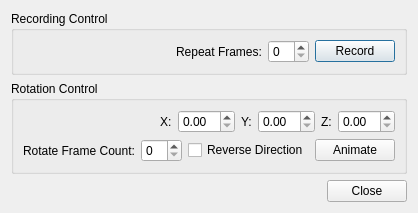
Before: the Qt Designer form src/GuiQt/MovieDialog.ui in Washington-University/workbench, drawn with Qt 5.
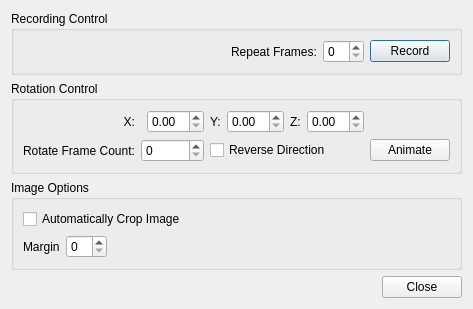
After: the same form once the commit is applied.

Commit message: Continued work on Movie Dialog.

```diff
--- a/src/GuiQt/MovieDialog.ui
+++ b/src/GuiQt/MovieDialog.ui
@@ -6,8 +6,8 @@
    <rect>
     <x>0</x>
     <y>0</y>
-    <width>400</width>
-    <height>203</height>
+    <width>423</width>
+    <height>285</height>
    </rect>
   </property>
   <property name="windowTitle">
@@ -48,6 +48,9 @@
         <property name="text">
          <string>Record</string>
         </property>
+        <property name="checkable">
+         <bool>true</bool>
+        </property>
        </widget>
       </item>
      </layout>
@@ -58,56 +61,124 @@
      <property name="title">
       <string>Rotation Control</string>
      </property>
-     <layout class="QVBoxLayout" name="verticalLayout_5">
+     <layout class="QGridLayout" name="gridLayout" columnstretch="0,0,0,0,0,0,0,0,0,1">
+      <item row="1" column="8">
+       <widget class="QPushButton" name="animateButton">
+        <property name="text">
+         <string>Animate</string>
+        </property>
+        <property name="checkable">
+         <bool>true</bool>
+        </property>
+       </widget>
+      </item>
+      <item row="0" column="4">
+       <widget class="QLabel" name="rotateYLabel">
+        <property name="sizePolicy">
+         <sizepolicy hsizetype="MinimumExpanding" vsizetype="Preferred">
+          <horstretch>0</horstretch>
+          <verstretch>0</verstretch>
+         </sizepolicy>
+        </property>
+        <property name="text">
+         <string>Y:</string>
+        </property>
+       </widget>
+      </item>
+      <item row="0" column="1">
+       <widget class="QLabel" name="rotateXLabel">
+        <property name="sizePolicy">
+         <sizepolicy hsizetype="Minimum" vsizetype="Preferred">
+          <horstretch>0</horstretch>
+          <verstretch>0</verstretch>
+         </sizepolicy>
+        </property>
+        <property name="text">
+         <string>X:</string>
+        </property>
+        <property name="alignment">
+         <set>Qt::AlignRight|Qt::AlignTrailing|Qt::AlignVCenter</set>
+        </property>
+       </widget>
+      </item>
+      <item row="0" column="7">
+       <widget class="QDoubleSpinBox" name="rotateZSpinBox"/>
+      </item>
+      <item row="0" column="5" alignment="Qt::AlignLeft">
+       <widget class="QDoubleSpinBox" name="rotateYSpinBox"/>
+      </item>
+      <item row="1" column="2" colspan="2">
+       <widget class="QSpinBox" name="rotateFrameCountSpinBox"/>
+      </item>
+      <item row="1" column="0" colspan="2">
+       <widget class="QLabel" name="rotateFrameCountLabel">
+        <property name="text">
+         <string>Rotate Frame Count:</string>
+        </property>
+       </widget>
+      </item>
+      <item row="1" column="4" colspan="4">
+       <widget class="QCheckBox" name="reverseDirectionCheckBox">
+        <property name="text">
+         <string>Reverse Direction</string>
+        </property>
+       </widget>
+      </item>
+      <item row="0" column="3">
+       <widget class="QDoubleSpinBox" name="rotateXSpinBox"/>
+      </item>
+      <item row="0" column="6">
+       <widget class="QLabel" name="rotateZLabel">
+        <property name="text">
+         <string>Z:</string>
+        </property>
+       </widget>
+      </item>
+      <item row="1" column="9">
+       <spacer name="horizontalSpacer_3">
+        <property name="orientation">
+         <enum>Qt::Horizontal</enum>
+        </property>
+        <property name="sizeHint" stdset="0">
+         <size>
+          <width>40</width>
+          <height>20</height>
+         </size>
+        </property>
+       </spacer>
+      </item>
+     </layout>
+    </widget>
+   </item>
+   <item>
+    <widget class="QGroupBox" name="imageOptionsGroupBox">
+     <property name="title">
+      <string>Image Options</string>
+     </property>
+     <layout class="QVBoxLayout" name="verticalLayout">
       <item>
-       <layout class="QHBoxLayout" name="horizontalLayout_6">
+       <layout class="QHBoxLayout" name="horizontalLayout">
         <item>
-         <spacer name="horizontalSpacer_3">
-          <property name="orientation">
-           <enum>Qt::Horizontal</enum>
-          </property>
-          <property name="sizeHint" stdset="0">
-           <size>
-            <width>40</width>
-            <height>20</height>
-           </size>
-          </property>
-         </spacer>
-        </item>
-        <item>
-         <widget class="QLabel" name="rotateXLabel">
+         <widget class="QCheckBox" name="cropImageCheckBox">
           <property name="text">
-           <string>X:</string>
+           <string>Automatically Crop Image</string>
           </property>
          </widget>
         </item>
-        <item>
-         <widget class="QDoubleSpinBox" name="rotateXSpinBox"/>
-        </item>
-        <item>
-         <widget class="QLabel" name="rotateYLabel">
-          <property name="text">
-           <string>Y:</string>
-          </property>
-         </widget>
-        </item>
-        <item>
-         <widget class="QDoubleSpinBox" name="rotateYSpinBox"/>
-        </item>
-        <item>
-         <widget class="QLabel" name="rotateZLabel">
-          <property name="text">
-           <string>Z:</string>
-          </property>
-         </widget>
-        </item>
-        <item>
-         <widget class="QDoubleSpinBox" name="rotateZSpinBox"/>
-        </item>
        </layout>
       </item>
       <item>
-       <layout class="QHBoxLayout" name="horizontalLayout_5">
+       <layout class="QHBoxLayout" name="horizontalLayout_2">
+        <item>
+         <widget class="QLabel" name="marginLabel">
+          <property name="text">
+           <string>Margin</string>
+          </property>
+         </widget>
+        </item>
+        <item>
+         <widget class="QSpinBox" name="marginSpinBox"/>
+        </item>
         <item>
          <spacer name="horizontalSpacer_2">
           <property name="orientation">
@@ -121,37 +192,13 @@
           </property>
          </spacer>
         </item>
-        <item>
-         <widget class="QLabel" name="rotateFrameCountLabel">
-          <property name="text">
-           <string>Rotate Frame Count:</string>
-          </property>
-         </widget>
-        </item>
-        <item>
-         <widget class="QSpinBox" name="rotateFrameCountSpinBox"/>
-        </item>
-        <item>
-         <widget class="QCheckBox" name="reverseDirectionCheckBox">
-          <property name="text">
-           <string>Reverse Direction</string>
-          </property>
-         </widget>
-        </item>
-        <item>
-         <widget class="QPushButton" name="animateButton">
-          <property name="text">
-           <string>Animate</string>
-          </property>
-         </widget>
-        </item>
        </layout>
       </item>
      </layout>
     </widget>
    </item>
    <item>
-    <layout class="QHBoxLayout" name="horizontalLayout_2">
+    <layout class="QHBoxLayout" name="dialogButtonLayout">
      <item>
       <spacer name="horizontalSpacer">
        <property name="orientation">
```
Left out of the diff: 4 changed lines with no effect on the pictures. The commit also changes 3 other files.
